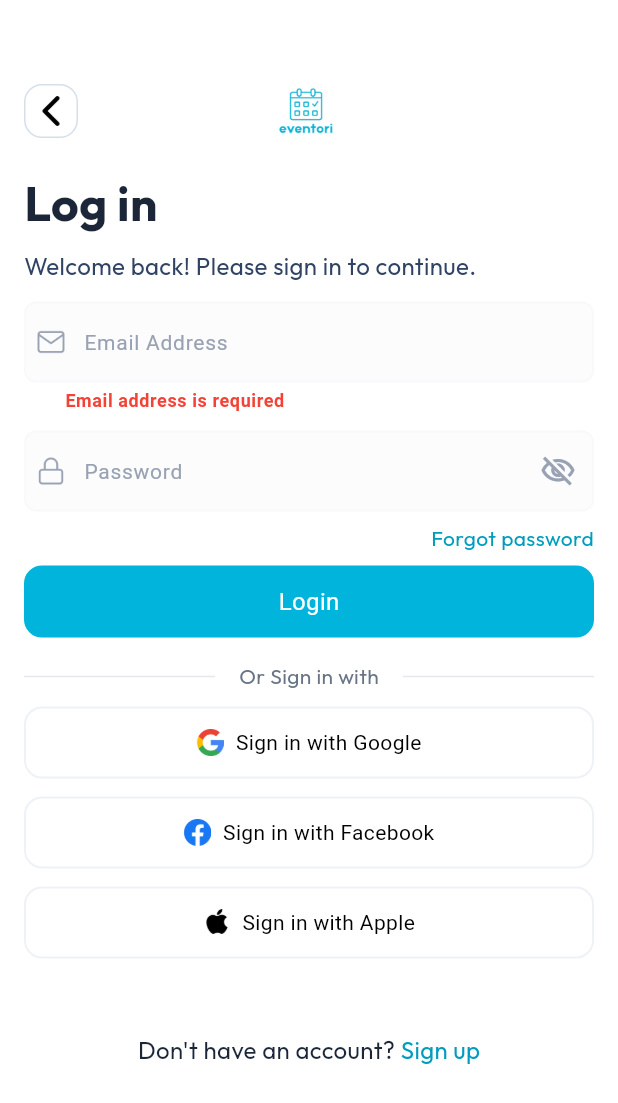
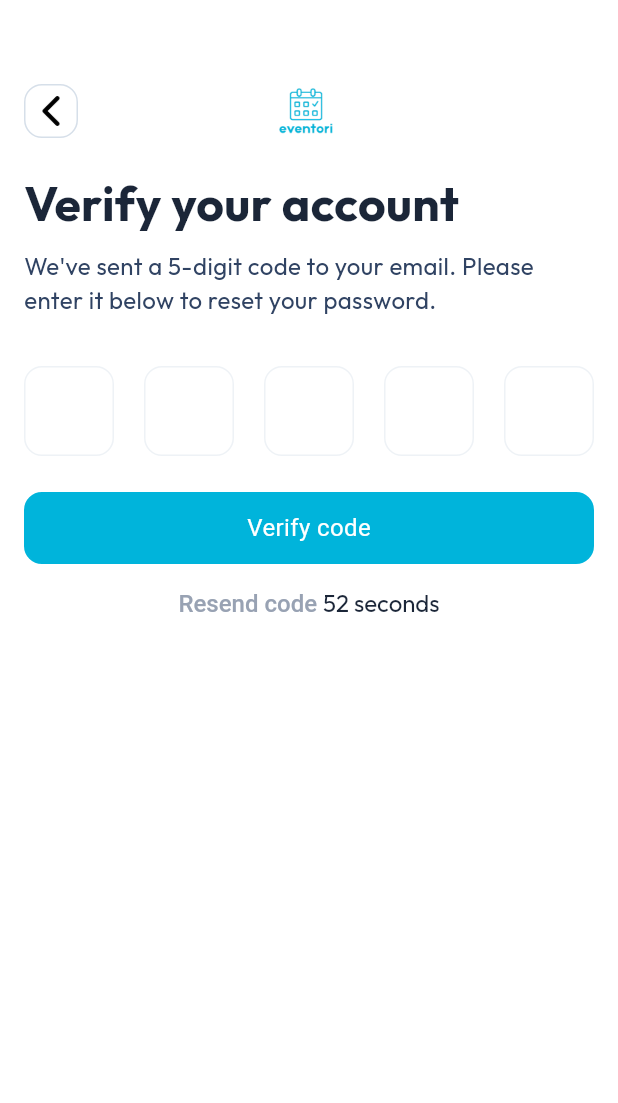
Before and after one commit to SardarAhmad000/eventori_ui, a Flutter app: the LoginScreen screen opened by its route, after a tap on "Login", on a phone screen of 412 x 824 dp. Shown: the top 1103 px of the screen. Run offline on Flutter 3.47's test engine with Material 3 defaults, Android fonts, the phone set to English and light mode, and no system bars; drawn by our look-alikes of zoom_tap_animation; our stand-ins replace get, sizer; Roboto replaces fonts that are missing (bold).

Commit message:
Complete Verify Account Screen

```diff
--- a/lib/AppTheme/widgets/app_theme.dart
+++ b/lib/AppTheme/widgets/app_theme.dart
@@ -8,7 +8,6 @@ class AppTheme{
   static Color whiteColor=Color(0xFFFFFFFF);
   static Color greyColor=Color(0xFFFCFCFD);
   static Color redColor=Color(0xFFFF0000);
-
 
   //Splash Color
   static Color textTitle=Color(0xFF00B4DB);
--- a/lib/constants/app_text_style.dart
+++ b/lib/constants/app_text_style.dart
@@ -139,4 +139,13 @@ class AppTextStyle{
   // );
 
 
+// VERIFY ACCOUNT SCREEN
+
+  static  TextStyle secondtextStyle = TextStyle(
+    fontFamily: fontFamily,
+    color: AppTheme.darkpurpleColor,
+    fontSize: 16,
+    fontWeight: FontWeight.w400,
+  );
+
 }
--- a/lib/routes/app_pages.dart
+++ b/lib/routes/app_pages.dart
@@ -2,6 +2,7 @@ import 'package:eventori/view/auth/screens/add_profile_photo_screen.dart';
 import 'package:get/get.dart';
 import '../view/auth/screens/login_screen.dart';
 import '../view/auth/screens/sign_up_screen.dart';
+import '../view/auth/screens/verify_account_screen.dart';
 import '../view/onboarding/onboarding_screen.dart';
 import '../view/onboarding/selection_screen.dart';
 import '../view/splash/splash_screen.dart';
@@ -15,6 +16,7 @@ class AppPages {
     GetPage(name: AppRoutes.addProfilePhotoPage, page: () =>  AddProfilePhotoPage()),
     GetPage(name: AppRoutes.loginScreen, page: () =>  LoginScreen()),
     GetPage(name: AppRoutes.signUpScreen, page: () =>  SignUpScreen()),
+    GetPage(name: AppRoutes.verifyAccountScreen, page: () =>  VerifyAccountScreen()),
 
   ];
 }
--- a/lib/routes/app_routes.dart
+++ b/lib/routes/app_routes.dart
@@ -5,5 +5,6 @@ abstract class AppRoutes {
   static const addProfilePhotoPage = '/addProfilePhotoPage';
   static const loginScreen = '/loginScreen';
   static const signUpScreen = '/signUpScreen';
+  static const verifyAccountScreen = '/verifyAccountScreen';
 
 }
--- a/lib/view/auth/controller/sign_up_controller.dart
+++ b/lib/view/auth/controller/sign_up_controller.dart
@@ -416,10 +416,6 @@ class SignUpController extends GetxController {
     }
   }
 
-  /// Navigate to login screen
-  void navigateToLogin() {
-    Get.back();
-  }
 
   /// Clear all fields
   void clearForm() {
--- a/lib/view/auth/screens/add_profile_photo_screen.dart
+++ b/lib/view/auth/screens/add_profile_photo_screen.dart
@@ -107,7 +107,7 @@ class AddProfilePhotoPage extends StatelessWidget {
                     child: CustomButton(
                       Text: "Continue",
                       onTap: () {
-                        Get.toNamed(AppRoutes.loginScreen);
+                        Get.toNamed(AppRoutes.signUpScreen);
                       },
                       buttonColor: AppTheme.buttonCyanColor,
                       textColor: AppTheme.whiteColor,
--- a/lib/view/auth/screens/login_screen.dart
+++ b/lib/view/auth/screens/login_screen.dart
@@ -126,10 +126,10 @@ class _LoginScreenState extends State<LoginScreen> {
                         textColor: AppTheme.whiteColor,
                         textSize: 16,
                         onTap: () {
+                          Get.toNamed(AppRoutes.verifyAccountScreen);
                           if (_formKey.currentState!.validate()) {
                             print('Email: ${_emailController.text}');
                             print('Password: ${_passwordController.text}');
-
 
                           }
                         },
--- a/lib/view/auth/screens/sign_up_screen.dart
+++ b/lib/view/auth/screens/sign_up_screen.dart
@@ -321,6 +321,7 @@ import '../../../constants/app_text_style.dart';
 import '../../../constants/custom_button.dart';
 import '../../../constants/custom_textfield.dart';
 import '../../../constants/custom_validators.dart';
+import '../../../routes/app_routes.dart';
 import '../../onboarding/widgets/build_header.dart';
 import '../controller/sign_up_controller.dart';
 
@@ -563,7 +564,9 @@ class SignUpScreen extends StatelessWidget {
                               Text("Already have an account? ",
                                   style: AppTextStyle.bottomtextStyle),
                               GestureDetector(
-                                onTap: controller.navigateToLogin,
+                                onTap: (){
+                                  Get.toNamed(AppRoutes.loginScreen);
+                                },
                                 child: Text(
                                   'Login',
                                   style: AppTextStyle.bottomSignUptextStyle,
--- /dev/null
+++ b/lib/view/auth/screens/verify_account_screen.dart
@@ -0,0 +1,164 @@
+import 'package:flutter/material.dart';
+import 'package:eventori/AppTheme/widgets/app_theme.dart';
+import 'dart:async';
+
+import '../../../constants/app_text_style.dart';
+import '../../../constants/custom_button.dart';
+import '../../onboarding/widgets/build_header.dart';
+import '../widget/otp_Input_widget.dart';
+
+class VerifyAccountScreen extends StatefulWidget {
+  const VerifyAccountScreen({super.key});
+
+  @override
+  State<VerifyAccountScreen> createState() => _VerifyAccountScreenState();
+}
+
+class _VerifyAccountScreenState extends State<VerifyAccountScreen> {
+  final List<TextEditingController> _otpControllers = List.generate(
+    5,
+        (index) => TextEditingController(),
+  );
+  final List<FocusNode> _focusNodes = List.generate(
+    5,
+        (index) => FocusNode(),
+  );
+
+  int _secondsRemaining = 53;
+  Timer? _timer;
+
+  @override
+  void initState() {
+    super.initState();
+    _startTimer();
+  }
+
+  @override
+  void dispose() {
+    _timer?.cancel();
+    for (var controller in _otpControllers) {
+      controller.dispose();
+    }
+    for (var node in _focusNodes) {
+      node.dispose();
+    }
+    super.dispose();
+  }
+
+  void _startTimer() {
+    _timer = Timer.periodic(const Duration(seconds: 1), (timer) {
+      if (_secondsRemaining > 0) {
+        setState(() {
+          _secondsRemaining--;
+        });
+      } else {
+        timer.cancel();
+      }
+    });
+  }
+
+  void _resendCode() {
+    setState(() {
+      _secondsRemaining = 53;
+    });
+    _startTimer();
+    // Add your resend code logic here
+  }
+
+  void _verifyCode() {
+    String otp = _otpControllers.map((controller) => controller.text).join();
+    if (otp.length == 5) {
+      print('OTP: $otp');
+
+    } else {
+
+      // ScaffoldMessenger.of(context).showSnackBar(
+      //   const SnackBar(content: Text('Please enter complete code')),
+      // );
+    }
+  }
+
+  @override
+  Widget build(BuildContext context) {
+    return Scaffold(
+      backgroundColor: AppTheme.whiteColor,
+      body: SingleChildScrollView(
+        padding: const EdgeInsets.symmetric(horizontal: 16, vertical: 20),
+        child: Column(
+          crossAxisAlignment: CrossAxisAlignment.start,
+          children: [
+            const SizedBox(height: 16),
+            CustomHeader(
+              backgroundColor: AppTheme.whiteColor,
+              arrowColor: AppTheme.blackColor,
+              containerBackgroundColor: AppTheme.whiteColor,
+              borderColor: AppTheme.backArrowBorderColor,
+              showLogo: true,
+            ),
+            const SizedBox(height: 20),
+            Text(
+              'Verify your account',
+              style: AppTextStyle.addProfileTitleStyle,
+            ),
+            const SizedBox(height: 8),
+            Text(
+              'We\'ve sent a 5-digit code to your email. Please enter it below to reset your password.',
+              style: AppTextStyle.addProfileSubtitleStyle,
+            ),
+            const SizedBox(height: 32),
+
+            // OTP Input Fields
+            OtpInputField(
+              otpLength: 5,
+              onCompleted: (otp) {
+                debugPrint("Entered OTP: $otp");
+              },
+            ),
+
+            const SizedBox(height: 24),
+
+            // Verify Button
+            CustomButton(
+              Text: 'Verify code',
+              width: double.infinity,
+              height: 48,
+              buttonColor: AppTheme.buttonCyanColor,
+              textColor: Colors.white,
+              textSize: 16,
+              onTap: _verifyCode,
+            ),
+
+            const SizedBox(height: 16),
+
+            // Resend Code
+            Center(
+              child: GestureDetector(
+                onTap: _secondsRemaining == 0 ? _resendCode : null,
+                child: RichText(
+                  text: TextSpan(
+                    style: AppTextStyle.addProfileSubtitleStyle,
+                    children: [
+                      TextSpan(
+                        text: 'Resend code ',
+                        style: TextStyle(
+                          color: _secondsRemaining == 0
+                              ? AppTheme.buttonCyanColor
+                              : AppTheme.textGreyColor,
+                          fontWeight: FontWeight.w500,
+                        ),
+                      ),
+                      TextSpan(
+                        text: '$_secondsRemaining seconds',
+                        style: AppTextStyle.secondtextStyle,
+                      ),
+                    ],
+                  ),
+                ),
+              ),
+            ),
+          ],
+        ),
+      ),
+    );
+  }
+}
--- /dev/null
+++ b/lib/view/auth/widget/otp_Input_widget.dart
@@ -0,0 +1,96 @@
+import 'package:flutter/material.dart';
+import '../../../AppTheme/widgets/app_theme.dart';
+
+class OtpInputField extends StatefulWidget {
+  final int otpLength;
+  final Function(String) onCompleted;
+
+  const OtpInputField({
+    super.key,
+    this.otpLength = 5,
+    required this.onCompleted,
+  });
+
+  @override
+  State<OtpInputField> createState() => _OtpInputFieldState();
+}
+
+class _OtpInputFieldState extends State<OtpInputField> {
+  late List<TextEditingController> _otpControllers;
+  late List<FocusNode> _focusNodes;
+
+  @override
+  void initState() {
+    super.initState();
+    _otpControllers =
+        List.generate(widget.otpLength, (index) => TextEditingController());
+    _focusNodes = List.generate(widget.otpLength, (index) => FocusNode());
+  }
+
+  @override
+  void dispose() {
+    for (var controller in _otpControllers) {
+      controller.dispose();
+    }
+    for (var node in _focusNodes) {
+      node.dispose();
+    }
+    super.dispose();
+  }
+
+  void _onOtpChange() {
+    final otp = _otpControllers.map((c) => c.text).join();
+    if (otp.length == widget.otpLength) {
+      widget.onCompleted(otp);
+    }
+  }
+
+  @override
+  Widget build(BuildContext context) {
+    return Row(
+      mainAxisAlignment: MainAxisAlignment.spaceBetween,
+      children: List.generate(widget.otpLength, (index) {
+        return SizedBox(
+          width: 60,
+          height: 60,
+          child: TextField(
+            controller: _otpControllers[index],
+            focusNode: _focusNodes[index],
+            textAlign: TextAlign.center,
+            keyboardType: TextInputType.number,
+            maxLength: 1,
+            style: const TextStyle(
+              fontSize: 24,
+              fontWeight: FontWeight.w600,
+            ),
+            decoration: InputDecoration(
+              counterText: '',
+              enabledBorder: OutlineInputBorder(
+                borderRadius: BorderRadius.circular(12),
+                borderSide: BorderSide(
+                  color: AppTheme.textfieldBorderColor,
+                  width: 1,
+                ),
+              ),
+              focusedBorder: OutlineInputBorder(
+                borderRadius: BorderRadius.circular(12),
+                borderSide: BorderSide(
+                  color: AppTheme.buttonCyanColor,
+                  width: 2,
+                ),
+              ),
+            ),
+            onChanged: (value) {
+              if (value.isNotEmpty && index < widget.otpLength - 1) {
+                _focusNodes[index + 1].requestFocus();
+              } else if (value.isEmpty && index > 0) {
+                _focusNodes[index - 1].requestFocus();
+              }
+              _onOtpChange();
+            },
+          ),
+        );
+      }),
+    );
+  }
+}
```
Also changed, not shown: lib/view/auth/screens/verify_otp_screen.dart (deleted).
